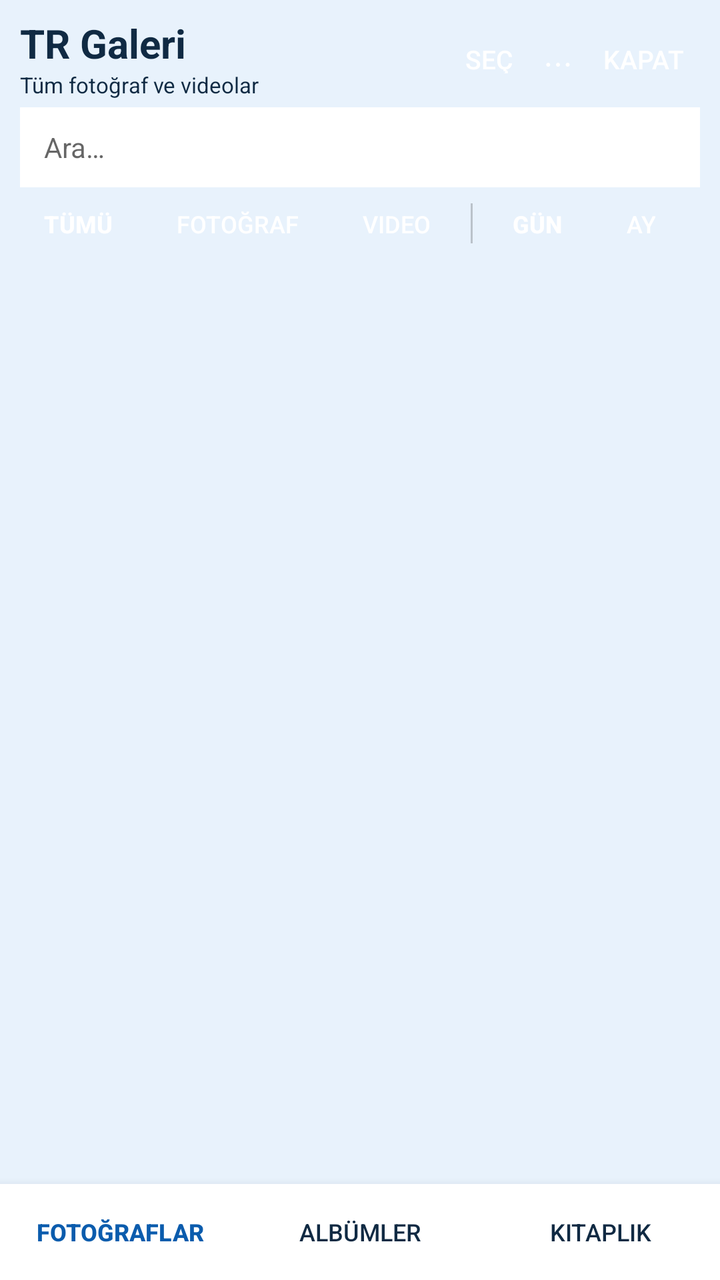
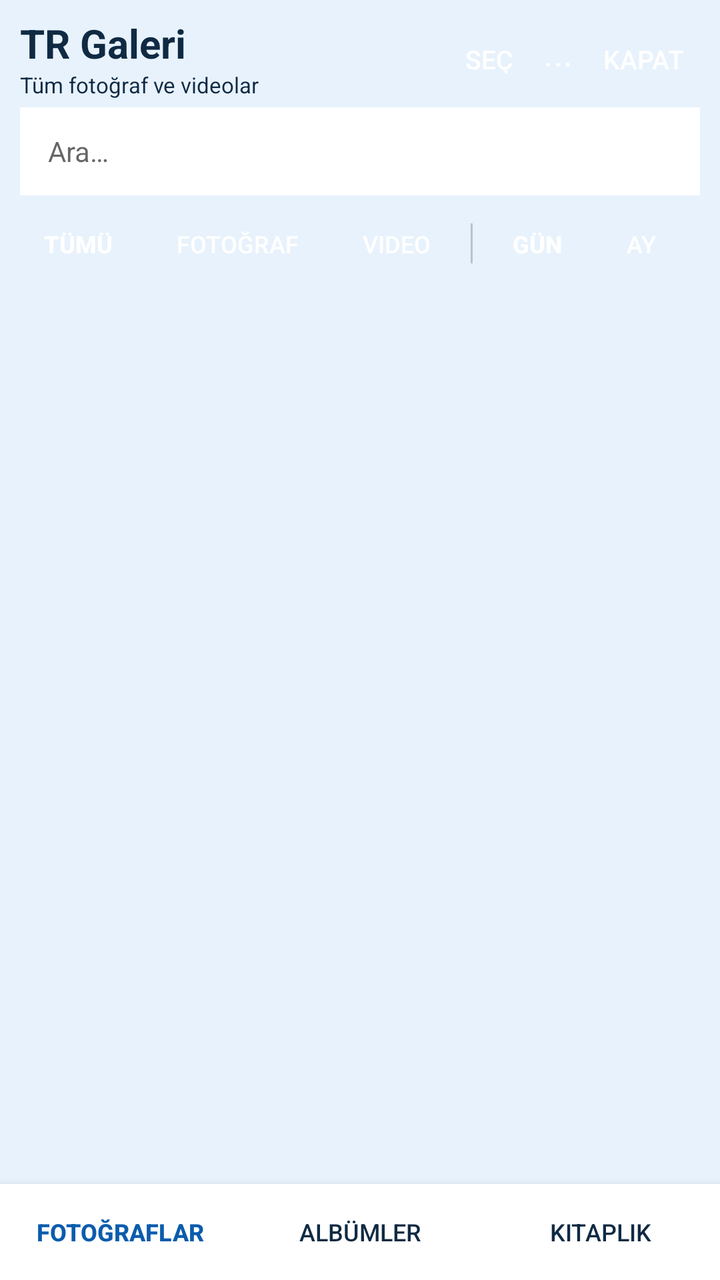

Screens rendered from an Android XML layout before and after an edit, with the pre-edit source and the edit as a unified diff.
<!-- AndroidManifest.xml: activity theme Theme.TRDriver -->
<!-- res/layout/activity_photos_library.xml -->
<?xml version="1.0" encoding="utf-8"?>
<LinearLayout xmlns:android="http://schemas.android.com/apk/res/android"
    android:layout_width="match_parent"
    android:layout_height="match_parent"
    android:background="@color/tr_sky"
    android:orientation="vertical">

    <LinearLayout
        android:layout_width="match_parent"
        android:layout_height="wrap_content"
        android:gravity="center_vertical"
        android:orientation="horizontal"
        android:paddingHorizontal="10dp"
        android:paddingTop="8dp"
        android:paddingBottom="2dp">

        <LinearLayout
            android:layout_width="0dp"
            android:layout_height="wrap_content"
            android:layout_weight="1"
            android:orientation="vertical">

            <TextView
                android:id="@+id/photosTitle"
                android:layout_width="match_parent"
                android:layout_height="wrap_content"
                android:ellipsize="end"
                android:maxLines="1"
                android:text="@string/gallery_launcher_name"
                android:textColor="@color/tr_ink"
                android:textSize="20sp"
                android:textStyle="bold" />

            <TextView
                android:id="@+id/photosSubtitle"
                android:layout_width="match_parent"
                android:layout_height="wrap_content"
                android:ellipsize="end"
                android:maxLines="1"
                android:text="Tüm fotoğraf ve videolar"
                android:textColor="@color/tr_ink"
                android:textSize="11sp" />
        </LinearLayout>

        <Button
            android:id="@+id/btnPhotosSelect"
            style="?android:attr/borderlessButtonStyle"
            android:layout_width="wrap_content"
            android:layout_height="36dp"
            android:minWidth="0dp"
            android:paddingHorizontal="8dp"
            android:text="Seç"
            android:textSize="13sp" />

        <Button
            android:id="@+id/btnPhotosMore"
            style="?android:attr/borderlessButtonStyle"
            android:layout_width="wrap_content"
            android:layout_height="36dp"
            android:minWidth="0dp"
            android:paddingHorizontal="8dp"
            android:text="⋯"
            android:textSize="16sp" />

        <Button
            android:id="@+id/btnPhotosClose"
            style="?android:attr/borderlessButtonStyle"
            android:layout_width="wrap_content"
            android:layout_height="36dp"
            android:minWidth="0dp"
            android:paddingHorizontal="8dp"
            android:text="Kapat"
            android:textSize="13sp" />
    </LinearLayout>

    <EditText
        android:id="@+id/photosSearch"
        android:layout_width="match_parent"
        android:layout_height="40dp"
        android:layout_marginHorizontal="10dp"
        android:layout_marginTop="2dp"
        android:background="@android:color/white"
        android:hint="Ara…"
        android:imeOptions="actionSearch"
        android:inputType="text"
        android:maxLines="1"
        android:paddingHorizontal="12dp"
        android:textColor="@color/tr_ink"
        android:textSize="14sp" />

    <TextView
        android:id="@+id/galleryBackupChip"
        android:layout_width="match_parent"
        android:layout_height="wrap_content"
        android:layout_marginHorizontal="10dp"
        android:layout_marginTop="4dp"
        android:background="@android:color/white"
        android:ellipsize="end"
        android:maxLines="1"
        android:paddingHorizontal="10dp"
        android:paddingVertical="6dp"
        android:text="Yedek: Wi‑Fi"
        android:textColor="@color/tr_ink"
        android:textSize="11sp"
        android:visibility="gone" />

    <LinearLayout
        android:id="@+id/legacyTabs"
        android:layout_width="match_parent"
        android:layout_height="0dp"
        android:orientation="horizontal"
        android:visibility="gone">

        <Button android:id="@+id/tabPhotos" android:layout_width="0dp" android:layout_height="wrap_content" android:layout_weight="1" android:text="Fotoğraflar" />
        <Button android:id="@+id/tabAlbums" android:layout_width="0dp" android:layout_height="wrap_content" android:layout_weight="1" android:text="Albümler" />
        <Button android:id="@+id/tabCloud" android:layout_width="0dp" android:layout_height="wrap_content" android:layout_weight="1" android:text="Bulut" />
    </LinearLayout>

    <HorizontalScrollView
        android:id="@+id/filterScroll"
        android:layout_width="match_parent"
        android:layout_height="wrap_content"
        android:paddingHorizontal="6dp"
        android:scrollbars="none">

        <LinearLayout
            android:layout_width="wrap_content"
            android:layout_height="wrap_content"
            android:gravity="center_vertical"
            android:orientation="horizontal">

            <Button
                android:id="@+id/filterAll"
                style="?android:attr/borderlessButtonStyle"
                android:layout_width="wrap_content"
                android:layout_height="36dp"
                android:minWidth="0dp"
                android:text="Tümü"
                android:textSize="12sp"
                android:textStyle="bold" />

            <Button
                android:id="@+id/filterPhotos"
                style="?android:attr/borderlessButtonStyle"
                android:layout_width="wrap_content"
                android:layout_height="36dp"
                android:minWidth="0dp"
                android:text="Fotoğraf"
                android:textSize="12sp" />

            <Button
                android:id="@+id/filterVideos"
                style="?android:attr/borderlessButtonStyle"
                android:layout_width="wrap_content"
                android:layout_height="36dp"
                android:minWidth="0dp"
                android:text="Video"
                android:textSize="12sp" />

            <View
                android:layout_width="1dp"
                android:layout_height="20dp"
                android:layout_marginHorizontal="4dp"
                android:background="#33000000" />

            <Button
                android:id="@+id/zoomDay"
                style="?android:attr/borderlessButtonStyle"
                android:layout_width="wrap_content"
                android:layout_height="36dp"
                android:minWidth="0dp"
                android:text="Gün"
                android:textSize="12sp"
                android:textStyle="bold" />

            <Button
                android:id="@+id/zoomMonth"
                style="?android:attr/borderlessButtonStyle"
                android:layout_width="wrap_content"
                android:layout_height="36dp"
                android:minWidth="0dp"
                android:text="Ay"
                android:textSize="12sp" />

            <Button
                android:id="@+id/zoomYear"
                style="?android:attr/borderlessButtonStyle"
                android:layout_width="wrap_content"
                android:layout_height="36dp"
                android:minWidth="0dp"
                android:text="Yıl"
                android:textSize="12sp" />
        </LinearLayout>
    </HorizontalScrollView>

    <FrameLayout
        android:layout_width="match_parent"
        android:layout_height="0dp"
        android:layout_weight="1">

        <androidx.recyclerview.widget.RecyclerView
            android:id="@+id/photosGrid"
            android:layout_width="match_parent"
            android:layout_height="match_parent"
            android:clipToPadding="false"
            android:padding="1dp"
            android:paddingTop="28dp" />

        <TextView
            android:id="@+id/stickyTimelineHeader"
            android:layout_width="match_parent"
            android:layout_height="28dp"
            android:background="#F2F6FB"
            android:elevation="4dp"
            android:gravity="center_vertical"
            android:paddingHorizontal="12dp"
            android:textColor="@color/tr_ink"
            android:textSize="13sp"
            android:textStyle="bold"
            android:visibility="gone" />

        <LinearLayout
            android:id="@+id/galleryEmpty"
            android:layout_width="match_parent"
            android:layout_height="match_parent"
            android:gravity="center"
            android:orientation="vertical"
            android:padding="32dp"
            android:visibility="gone">

            <TextView
                android:id="@+id/galleryEmptyTitle"
                android:layout_width="wrap_content"
                android:layout_height="wrap_content"
                android:gravity="center"
                android:text="Henüz fotoğraf yok"
                android:textColor="@color/tr_ink"
                android:textSize="18sp"
                android:textStyle="bold" />

            <TextView
                android:id="@+id/galleryEmptyBody"
                android:layout_width="wrap_content"
                android:layout_height="wrap_content"
                android:layout_marginTop="8dp"
                android:gravity="center"
                android:text="Galeri izni verin veya Wi‑Fi ile yedeklemeyi açın."
                android:textColor="@color/tr_ink"
                android:textSize="14sp" />
        </LinearLayout>

        <ProgressBar
            android:id="@+id/photosProgress"
            android:layout_width="48dp"
            android:layout_height="48dp"
            android:layout_gravity="center"
            android:visibility="gone" />
    </FrameLayout>

    
    <FrameLayout
        android:layout_width="match_parent"
        android:layout_height="wrap_content"
        android:background="@android:color/white"
        android:elevation="8dp">

        <LinearLayout
            android:id="@+id/galleryBottomNav"
            android:layout_width="match_parent"
            android:layout_height="wrap_content"
            android:orientation="horizontal"
            android:paddingVertical="2dp">

            <Button
                android:id="@+id/navPhotos"
                style="?android:attr/borderlessButtonStyle"
                android:layout_width="0dp"
                android:layout_height="44dp"
                android:layout_weight="1"
                android:text="Fotoğraflar"
                android:textColor="@color/tr_blue"
                android:textSize="12sp"
                android:textStyle="bold" />

            <Button
                android:id="@+id/navAlbums"
                style="?android:attr/borderlessButtonStyle"
                android:layout_width="0dp"
                android:layout_height="44dp"
                android:layout_weight="1"
                android:text="Albümler"
                android:textColor="@color/tr_ink"
                android:textSize="12sp" />

            <Button
                android:id="@+id/navLibrary"
                style="?android:attr/borderlessButtonStyle"
                android:layout_width="0dp"
                android:layout_height="44dp"
                android:layout_weight="1"
                android:text="Kitaplık"
                android:textColor="@color/tr_ink"
                android:textSize="12sp" />
        </LinearLayout>

        <HorizontalScrollView
            android:id="@+id/selectionBarScroll"
            android:layout_width="match_parent"
            android:layout_height="wrap_content"
            android:background="@android:color/white"
            android:scrollbars="none"
            android:visibility="gone">

            <LinearLayout
                android:id="@+id/selectionBar"
                android:layout_width="wrap_content"
                android:layout_height="48dp"
                android:gravity="center_vertical"
                android:orientation="horizontal"
                android:paddingHorizontal="4dp">

                <TextView
                    android:id="@+id/selectionCount"
                    android:layout_width="wrap_content"
                    android:layout_height="wrap_content"
                    android:minWidth="64dp"
                    android:paddingHorizontal="6dp"
                    android:text="0 seçili"
                    android:textColor="@color/tr_ink"
                    android:textSize="12sp"
                    android:textStyle="bold" />

                <Button style="?android:attr/borderlessButtonStyle" android:id="@+id/btnSelectAll" android:layout_width="wrap_content" android:layout_height="40dp" android:minWidth="0dp" android:text="Tümü" android:textSize="12sp" />
                <Button style="?android:attr/borderlessButtonStyle" android:id="@+id/btnShareSelected" android:layout_width="wrap_content" android:layout_height="40dp" android:minWidth="0dp" android:text="Paylaş" android:textSize="12sp" />
                <Button style="?android:attr/borderlessButtonStyle" android:id="@+id/btnUploadSelected" android:layout_width="wrap_content" android:layout_height="40dp" android:minWidth="0dp" android:text="Buluta" android:textSize="12sp" />
                <Button style="?android:attr/borderlessButtonStyle" android:id="@+id/btnOpenSelected" android:layout_width="wrap_content" android:layout_height="40dp" android:minWidth="0dp" android:text="Aç" android:textSize="12sp" />
                <Button style="?android:attr/borderlessButtonStyle" android:id="@+id/btnInfoSelected" android:layout_width="wrap_content" android:layout_height="40dp" android:minWidth="0dp" android:text="Bilgi" android:textSize="12sp" />
                <Button style="?android:attr/borderlessButtonStyle" android:id="@+id/btnDeleteSelected" android:layout_width="wrap_content" android:layout_height="40dp" android:minWidth="0dp" android:text="Sil" android:textSize="12sp" />
                <Button style="?android:attr/borderlessButtonStyle" android:id="@+id/btnCancelSelect" android:layout_width="wrap_content" android:layout_height="40dp" android:minWidth="0dp" android:text="İptal" android:textSize="12sp" />
            </LinearLayout>
        </HorizontalScrollView>
    </FrameLayout>
</LinearLayout>
<!-- resources referenced by this layout -->
<resources>
  <color name="tr_blue">#0B5CAD</color>
  <color name="tr_ink">#102A43</color>
  <color name="tr_sky">#E8F2FC</color>
  <string name="gallery_launcher_name">TR Galeri</string>
  <style name="Theme.TRDriver" parent="Theme.MaterialComponents.Light.NoActionBar">
          <item name="colorPrimary">@color/tr_blue</item>
          <item name="colorPrimaryVariant">@color/tr_blue_dark</item>
          <item name="colorOnPrimary">@color/tr_white</item>
          <item name="android:statusBarColor">@color/tr_blue_dark</item>
          <item name="android:windowBackground">@color/tr_sky</item>
      </style>
  <color name="tr_blue_dark">#083F78</color>
  <color name="tr_white">#FFFFFF</color>
</resources>

<!-- the commit's change to res/layout/activity_photos_library.xml (unified diff, before → after) -->
@@ -12,7 +12,7 @@
         android:orientation="horizontal"
         android:paddingHorizontal="10dp"
         android:paddingTop="8dp"
-        android:paddingBottom="2dp">
+        android:paddingBottom="4dp">
 
         <LinearLayout
             android:layout_width="0dp"
@@ -73,18 +73,19 @@
             android:textSize="13sp" />
     </LinearLayout>
 
+    
     <EditText
         android:id="@+id/photosSearch"
         android:layout_width="match_parent"
-        android:layout_height="40dp"
+        android:layout_height="44dp"
         android:layout_marginHorizontal="10dp"
-        android:layout_marginTop="2dp"
+        android:layout_marginBottom="6dp"
         android:background="@android:color/white"
         android:hint="Ara…"
         android:imeOptions="actionSearch"
         android:inputType="text"
         android:maxLines="1"
-        android:paddingHorizontal="12dp"
+        android:paddingHorizontal="14dp"
         android:textColor="@color/tr_ink"
         android:textSize="14sp" />
 
@@ -93,15 +94,15 @@
         android:layout_width="match_parent"
         android:layout_height="wrap_content"
         android:layout_marginHorizontal="10dp"
-        android:layout_marginTop="4dp"
+        android:layout_marginBottom="4dp"
         android:background="@android:color/white"
         android:ellipsize="end"
         android:maxLines="1"
-        android:paddingHorizontal="10dp"
-        android:paddingVertical="6dp"
+        android:paddingHorizontal="12dp"
+        android:paddingVertical="8dp"
         android:text="Yedek: Wi‑Fi"
         android:textColor="@color/tr_ink"
-        android:textSize="11sp"
+        android:textSize="12sp"
         android:visibility="gone" />
 
     <LinearLayout
@@ -193,6 +194,20 @@
         </LinearLayout>
     </HorizontalScrollView>
 
+    
+    <TextView
+        android:id="@+id/stickyTimelineHeader"
+        android:layout_width="match_parent"
+        android:layout_height="36dp"
+        android:background="#E8F0F8"
+        android:gravity="center_vertical"
+        android:paddingHorizontal="14dp"
+        android:text="Tarih"
+        android:textColor="@color/tr_ink"
+        android:textSize="14sp"
+        android:textStyle="bold"
+        android:visibility="gone" />
+
     <FrameLayout
         android:layout_width="match_parent"
         android:layout_height="0dp"
@@ -203,21 +218,7 @@
             android:layout_width="match_parent"
             android:layout_height="match_parent"
             android:clipToPadding="false"
-            android:padding="1dp"
-            android:paddingTop="28dp" />
-
-        <TextView
-            android:id="@+id/stickyTimelineHeader"
-            android:layout_width="match_parent"
-            android:layout_height="28dp"
-            android:background="#F2F6FB"
-            android:elevation="4dp"
-            android:gravity="center_vertical"
-            android:paddingHorizontal="12dp"
-            android:textColor="@color/tr_ink"
-            android:textSize="13sp"
-            android:textStyle="bold"
-            android:visibility="gone" />
+            android:padding="1dp" />
 
         <LinearLayout
             android:id="@+id/galleryEmpty"
@@ -257,12 +258,12 @@
             android:visibility="gone" />
     </FrameLayout>
 
-    
     <FrameLayout
         android:layout_width="match_parent"
         android:layout_height="wrap_content"
         android:background="@android:color/white"
-        android:elevation="8dp">
+        android:elevation="8dp"
+        android:minHeight="48dp">
 
         <LinearLayout
             android:id="@+id/galleryBottomNav"
@@ -307,14 +308,14 @@
             android:id="@+id/selectionBarScroll"
             android:layout_width="match_parent"
             android:layout_height="wrap_content"
-            android:background="@android:color/white"
+            android:background="#E8F2FC"
             android:scrollbars="none"
             android:visibility="gone">
 
             <LinearLayout
                 android:id="@+id/selectionBar"
                 android:layout_width="wrap_content"
-                android:layout_height="48dp"
+                android:layout_height="52dp"
                 android:gravity="center_vertical"
                 android:orientation="horizontal"
                 android:paddingHorizontal="4dp">
@@ -323,20 +324,20 @@
                     android:id="@+id/selectionCount"
                     android:layout_width="wrap_content"
                     android:layout_height="wrap_content"
-                    android:minWidth="64dp"
-                    android:paddingHorizontal="6dp"
+                    android:minWidth="72dp"
+                    android:paddingHorizontal="8dp"
                     android:text="0 seçili"
                     android:textColor="@color/tr_ink"
-                    android:textSize="12sp"
+                    android:textSize="13sp"
                     android:textStyle="bold" />
 
-                <Button style="?android:attr/borderlessButtonStyle" android:id="@+id/btnSelectAll" android:layout_width="wrap_content" android:layout_height="40dp" android:minWidth="0dp" android:text="Tümü" android:textSize="12sp" />
-                <Button style="?android:attr/borderlessButtonStyle" android:id="@+id/btnShareSelected" android:layout_width="wrap_content" android:layout_height="40dp" android:minWidth="0dp" android:text="Paylaş" android:textSize="12sp" />
-                <Button style="?android:attr/borderlessButtonStyle" android:id="@+id/btnUploadSelected" android:layout_width="wrap_content" android:layout_height="40dp" android:minWidth="0dp" android:text="Buluta" android:textSize="12sp" />
-                <Button style="?android:attr/borderlessButtonStyle" android:id="@+id/btnOpenSelected" android:layout_width="wrap_content" android:layout_height="40dp" android:minWidth="0dp" android:text="Aç" android:textSize="12sp" />
-                <Button style="?android:attr/borderlessButtonStyle" android:id="@+id/btnInfoSelected" android:layout_width="wrap_content" android:layout_height="40dp" android:minWidth="0dp" android:text="Bilgi" android:textSize="12sp" />
-                <Button style="?android:attr/borderlessButtonStyle" android:id="@+id/btnDeleteSelected" android:layout_width="wrap_content" android:layout_height="40dp" android:minWidth="0dp" android:text="Sil" android:textSize="12sp" />
-                <Button style="?android:attr/borderlessButtonStyle" android:id="@+id/btnCancelSelect" android:layout_width="wrap_content" android:layout_height="40dp" android:minWidth="0dp" android:text="İptal" android:textSize="12sp" />
+                <Button style="?android:attr/borderlessButtonStyle" android:id="@+id/btnSelectAll" android:layout_width="wrap_content" android:layout_height="44dp" android:minWidth="0dp" android:text="Tümü" android:textSize="13sp" />
+                <Button style="?android:attr/borderlessButtonStyle" android:id="@+id/btnShareSelected" android:layout_width="wrap_content" android:layout_height="44dp" android:minWidth="0dp" android:text="Paylaş" android:textSize="13sp" />
+                <Button style="?android:attr/borderlessButtonStyle" android:id="@+id/btnUploadSelected" android:layout_width="wrap_content" android:layout_height="44dp" android:minWidth="0dp" android:text="Buluta" android:textSize="13sp" />
+                <Button style="?android:attr/borderlessButtonStyle" android:id="@+id/btnOpenSelected" android:layout_width="wrap_content" android:layout_height="44dp" android:minWidth="0dp" android:text="Aç" android:textSize="13sp" />
+                <Button style="?android:attr/borderlessButtonStyle" android:id="@+id/btnInfoSelected" android:layout_width="wrap_content" android:layout_height="44dp" android:minWidth="0dp" android:text="Bilgi" android:textSize="13sp" />
+                <Button style="?android:attr/borderlessButtonStyle" android:id="@+id/btnDeleteSelected" android:layout_width="wrap_content" android:layout_height="44dp" android:minWidth="0dp" android:text="Sil" android:textSize="13sp" />
+                <Button style="?android:attr/borderlessButtonStyle" android:id="@+id/btnCancelSelect" android:layout_width="wrap_content" android:layout_height="44dp" android:minWidth="0dp" android:text="İptal" android:textSize="13sp" />
             </LinearLayout>
         </HorizontalScrollView>
     </FrameLayout>
